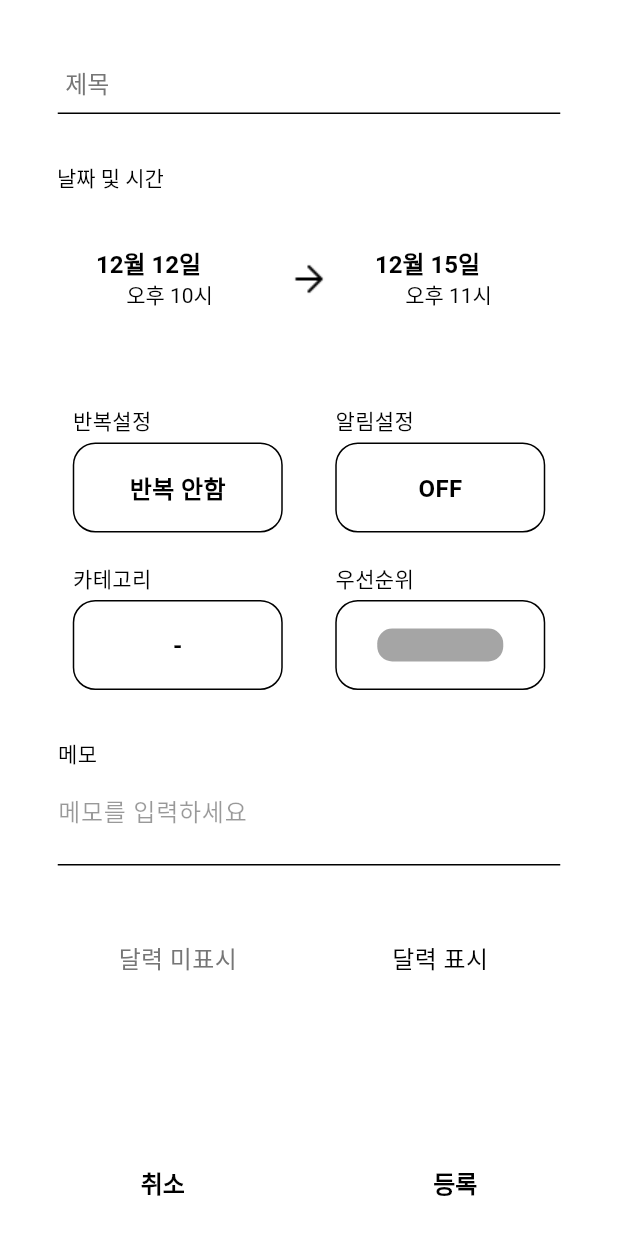
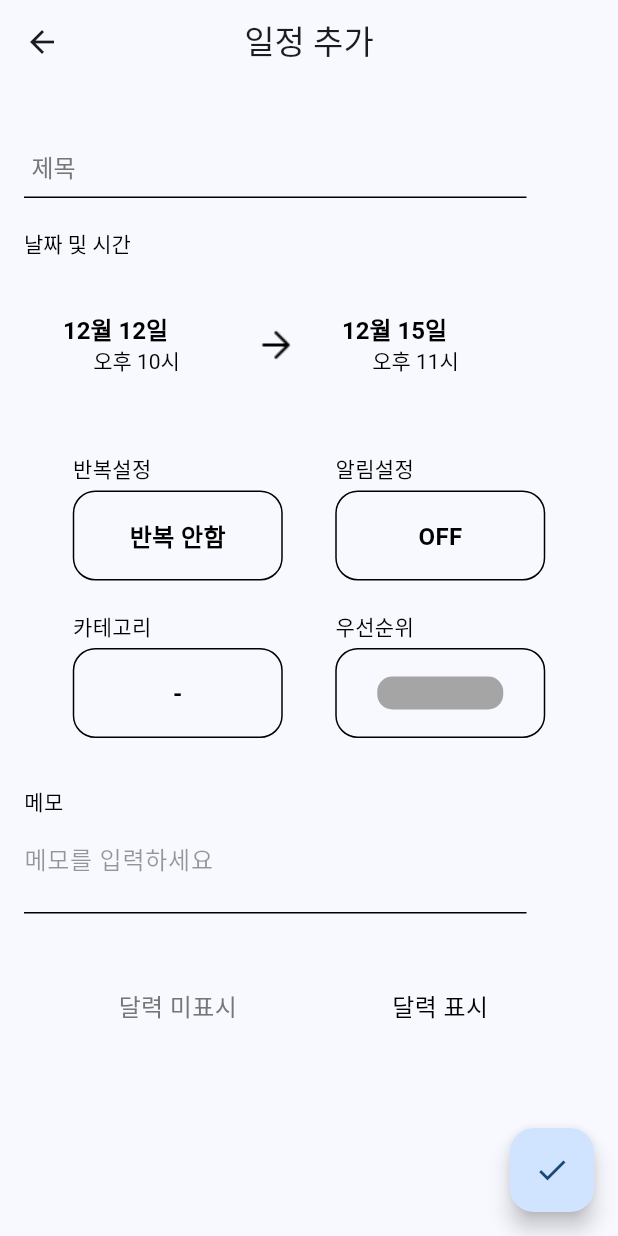
Before and after one commit to woodool/scheduleapp, a Flutter app: the AddSchedulePage screen opened directly, on a phone screen of 412 x 824 dp. Run offline on Flutter 3.47's test engine with Material 3 defaults, Android fonts, the phone set to English and light mode, and no system bars; Roboto replaces fonts that are missing (Pretendard).

Commit message:
알림설정6

```diff
--- a/schedule/lib/features/schedule/presentation/pages/add_schedule_page.dart
+++ b/schedule/lib/features/schedule/presentation/pages/add_schedule_page.dart
@@ -22,7 +22,8 @@ class _AddSchedulePageState extends State<AddSchedulePage> {
   final _memoController = TextEditingController();
   DateTime _startDate = DateTime(2023, 12, 12, 22); // 12월 12일 오후 10시
   DateTime _endDate = DateTime(2023, 12, 15, 23);   // 12월 15일 오후 11시
-  List<bool> _selectedDays = [false, false, false, false, false, false, false];
+  RepeatType _repeatType = RepeatType.none;
+  int? _monthlyDay;
   NotificationType _notificationType = NotificationType.none;
   DateTime? _customDateTime;
   String? _selectedCategory;
@@ -39,27 +40,20 @@ class _AddSchedulePageState extends State<AddSchedulePage> {
   @override
   Widget build(BuildContext context) {
     return Scaffold(
-      backgroundColor: Colors.white,
-      body: SafeArea(
+      appBar: AppBar(
+        title: const Text('일정 추가'),
+        centerTitle: true,
+      ),
+      body: SingleChildScrollView(
+        child: Padding(
+          padding: const EdgeInsets.all(16.0),
           child: Column(
+            crossAxisAlignment: CrossAxisAlignment.start,
             children: [
-            Expanded(
-              child: Center(
-                child: Padding(
-                  padding: const EdgeInsets.symmetric(horizontal: 20),
-                  child: Column(
-                    children: [
-                      const SizedBox(height: 16),
               TitleInput(
                 controller: _titleController,
-                        onChanged: (value) {
-                          // TODO: 제목 변경 처리
-                        },
               ),
-                      const SizedBox(height: 32),
-                      Row(
-                        mainAxisAlignment: MainAxisAlignment.center,
-                        children: [
+              const SizedBox(height: 20),
               DateTimeSelector(
                 startDate: _startDate,
                 endDate: _endDate,
@@ -74,17 +68,21 @@ class _AddSchedulePageState extends State<AddSchedulePage> {
                   });
                 },
               ),
-                        ],
-                      ),
-                      const SizedBox(height: 32),
+              const SizedBox(height: 20),
               Row(
                 mainAxisAlignment: MainAxisAlignment.center,
                 children: [
                   RepeatSettingBox(
-                            selectedDays: _selectedDays,
-                            onDaysChanged: (days) {
+                    repeatType: _repeatType,
+                    monthlyDay: _monthlyDay,
+                    onTypeChanged: (type) {
                       setState(() {
-                                _selectedDays = days;
+                        _repeatType = type;
+                      });
+                    },
+                    onMonthlyDayChanged: (day) {
+                      setState(() {
+                        _monthlyDay = day;
                       });
                     },
                   ),
@@ -138,21 +136,11 @@ class _AddSchedulePageState extends State<AddSchedulePage> {
           ),
         ),
       ),
-            ),
-            Container(
-              color: Colors.white,
-              padding: const EdgeInsets.symmetric(vertical: 16),
-              child: ActionButtons(
-                onCancelPressed: () {
-                  // TODO: 취소 처리
-                },
-                onSubmitPressed: () {
+      floatingActionButton: FloatingActionButton(
+        onPressed: () {
           // TODO: 등록 처리
         },
-              ),
-            ),
-          ],
-        ),
+        child: const Icon(Icons.check),
       ),
     );
   }
```
Also changed, not shown: schedule/lib/features/schedule/presentation/pages/edit_schedule_page.dart (+22 -28 lines). Lines whose indentation alone changed are shown as unchanged.
